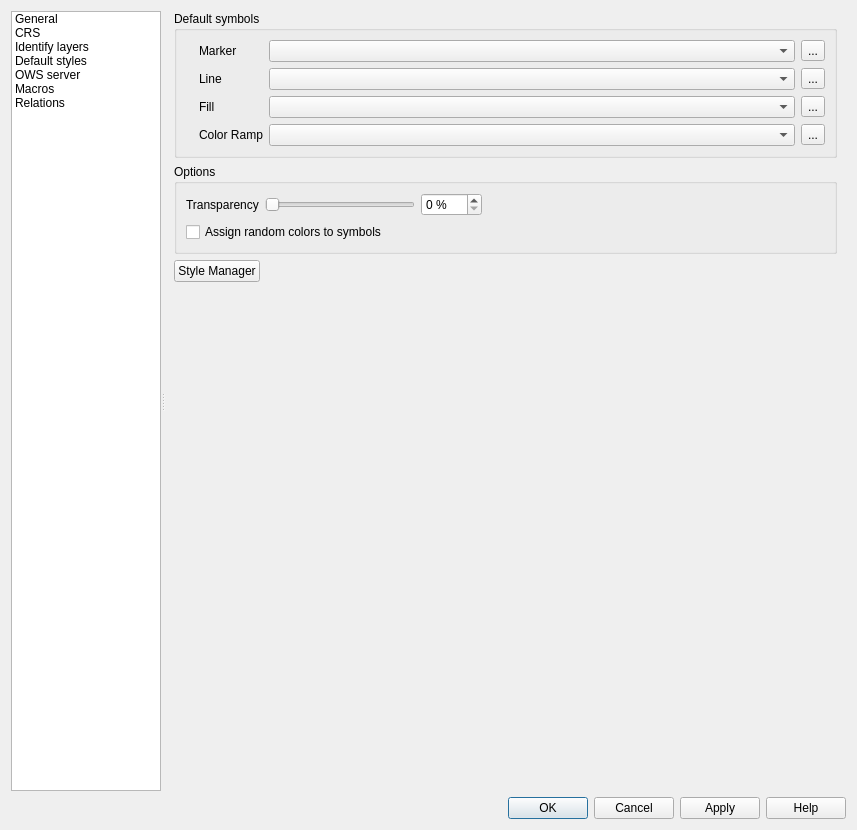
Before: the Qt Designer form src/ui/qgsprojectpropertiesbase.ui in qgis/QGIS, drawn with Qt 5.
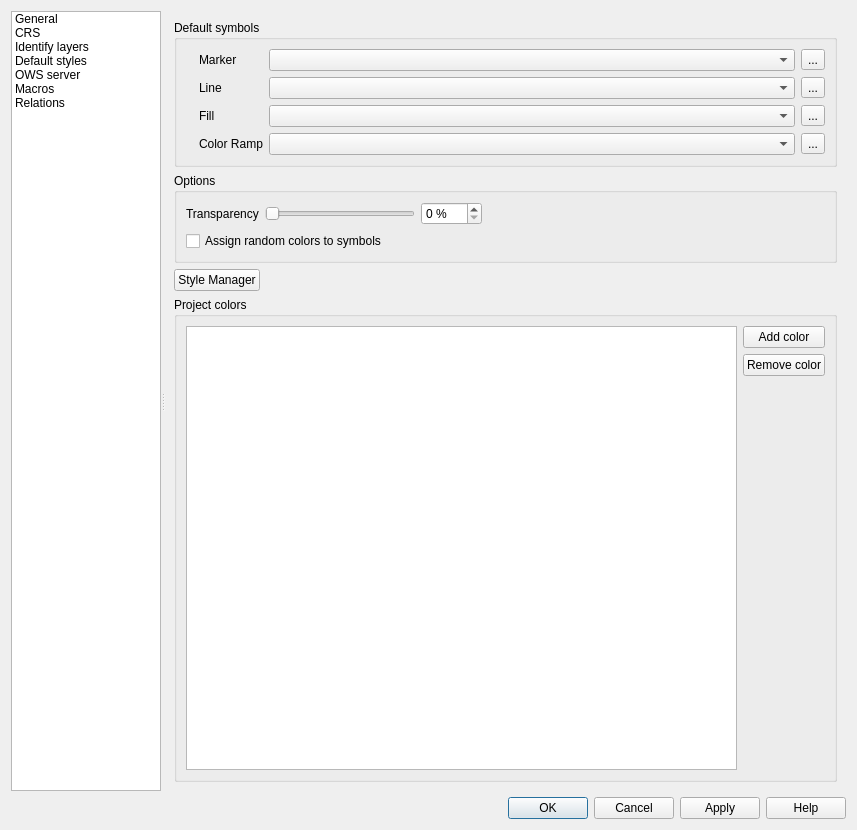
After: the same form once the commit is applied. The open tabs and pages were chosen to show the change. Icons and pictures are not drawn. Custom widgets are drawn as their Qt base class.

Commit message: [FEATURE] Project specific color scheme, set through default styles tab in project properties

Diff of the .ui file:
```diff
--- a/src/ui/qgsprojectpropertiesbase.ui
+++ b/src/ui/qgsprojectpropertiesbase.ui
@@ -920,17 +920,11 @@
                <rect>
                 <x>0</x>
                 <y>0</y>
-                <width>376</width>
-                <height>324</height>
+                <width>683</width>
+                <height>779</height>
                </rect>
               </property>
               <layout class="QVBoxLayout" name="verticalLayout_12">
-               <property name="topMargin">
-                <number>0</number>
-               </property>
-               <property name="bottomMargin">
-                <number>0</number>
-               </property>
                <item>
                 <widget class="QgsCollapsibleGroupBox" name="groupBox">
                  <property name="title">
@@ -1252,7 +1246,13 @@
                 </layout>
                </item>
                <item>
-                <spacer name="verticalSpacer_2">
+                <widget class="QgsCollapsibleGroupBox" name="groupBox_7">
+                 <property name="title">
+                  <string>Project colors</string>
+                 </property>
+                 <layout class="QGridLayout" name="gridLayout_12">
+                  <item row="2" column="1">
+                   <spacer name="verticalSpacer_12">
                  <property name="orientation">
                   <enum>Qt::Vertical</enum>
                  </property>
@@ -1263,6 +1263,26 @@
                   </size>
                  </property>
                 </spacer>
+                  </item>
+                  <item row="0" column="1">
+                   <widget class="QPushButton" name="mButtonAddColor">
+                    <property name="text">
+                     <string>Add color</string>
+                    </property>
+                   </widget>
+                  </item>
+                  <item row="1" column="1">
+                   <widget class="QPushButton" name="mButtonRemoveColor">
+                    <property name="text">
+                     <string>Remove color</string>
+                    </property>
+                   </widget>
+                  </item>
+                  <item row="0" column="0" rowspan="4">
+                   <widget class="QgsColorSchemeList" name="mTreeProjectColors"/>
+                  </item>
+                 </layout>
+                </widget>
                </item>
               </layout>
              </widget>
@@ -2115,6 +2135,11 @@
    <header>qgscodeeditorpython.h</header>
    <container>1</container>
   </customwidget>
+  <customwidget>
+   <class>QgsColorSchemeList</class>
+   <extends>QTreeView</extends>
+   <header>qgscolorschemelist.h</header>
+  </customwidget>
  </customwidgets>
  <tabstops>
   <tabstop>buttonBox</tabstop>
```
Left out of the diff: 14 changed lines with no effect on the pictures. Lines whose indentation alone changed are shown as unchanged. The commit also changes 6 other files.
